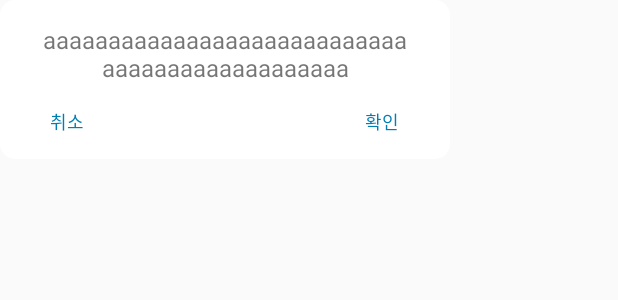
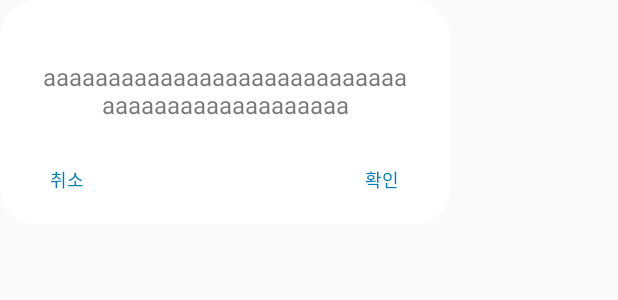
Before and after one commit to sanhee16/AOS-Memo, an Android app built with Jetpack Compose: the layout dialog_type1.xml on its own in the app's theme, with its tools: preview values and no code run, on a phone screen of 412 x 824 dp. Shown: the top 300 px of the screen. Run offline under Robolectric (Android 15) with nearby library versions, the phone set to English and light mode, and no system bars.

Commit message:
dialog
- modify dialog

```diff
--- a/app/src/main/java/com/example/mvvmpattern/viewmodel/MemoActivityViewModel.kt
+++ b/app/src/main/java/com/example/mvvmpattern/viewmodel/MemoActivityViewModel.kt
@@ -30,8 +30,7 @@ class MemoActivityViewModel(
     }
 
     // MemoEditPage fragment 띄우기
-//    fun onClickAddBtn() = viewEvent(MAKE_NEW_MEMO)
-    fun onClickAddBtn() = viewEvent(SHOW_DIALOG)
+    fun onClickAddBtn() = viewEvent(MAKE_NEW_MEMO)
     fun onClickDeleteBtn() {
         // check 된거 delete
         // adapter 에 checkList 에 id목록 있음 : 어떻게 가져올 건지?
--- a/app/src/main/java/com/example/mvvmpattern/viewmodel/MemoEditViewModel.kt
+++ b/app/src/main/java/com/example/mvvmpattern/viewmodel/MemoEditViewModel.kt
@@ -17,7 +17,7 @@ class MemoEditViewModel(
     val title = mutableLiveData("")
     val content = mutableLiveData("")
 
-    private var memo: Memo = Memo("","", getCurrentTime())
+    private var memo: Memo = Memo("", "", getCurrentTime())
     fun onClickSaveBtn() {
         memo.title = title.value.toString()
         memo.content = content.value.toString()
@@ -37,6 +37,7 @@ class MemoEditViewModel(
         }
     }
 
+    fun onClickBackBtn() = viewEvent(SHOW_DIALOG)
     val isSaveButtonEnabled = mediatorLiveData(title) {
         !title.value.isNullOrEmpty()
     }
--- a/app/src/main/res/drawable/dialog_background.xml
+++ b/app/src/main/res/drawable/dialog_background.xml
@@ -4,7 +4,7 @@
     android:layout_height="wrap_content">
     <item>
         <shape android:shape="rectangle">
-            <corners android:radius="10dp" />
+            <corners android:radius="24dp" />
             <solid android:color="#fff" />
             <stroke
                 android:width="0dp"
--- a/app/src/main/res/layout/activity_memo_edit_page.xml
+++ b/app/src/main/res/layout/activity_memo_edit_page.xml
@@ -72,6 +72,7 @@
             android:layout_height="@dimen/button_size"
             android:background="@drawable/back"
             android:backgroundTint="@color/buttonColor"
+            android:onClick="@{()->vm.onClickBackBtn()}"
             android:visibility="visible"
             app:layout_constraintBottom_toBottomOf="@+id/guide_top"
             app:layout_constraintStart_toStartOf="@+id/guide_left"
--- a/app/src/main/res/layout/dialog_type1.xml
+++ b/app/src/main/res/layout/dialog_type1.xml
@@ -14,6 +14,7 @@
     <androidx.constraintlayout.widget.ConstraintLayout
         android:layout_width="300dp"
         android:layout_height="wrap_content"
+        android:minHeight="150dp"
         android:background="@drawable/dialog_background">
 
         <TextView
@@ -26,6 +27,7 @@
             android:gravity="center"
             android:maxWidth="250dp"
             android:textSize="@dimen/dialog_message_text_size"
+            app:layout_constraintBottom_toTopOf="@+id/btn_cancel"
             app:layout_constraintEnd_toEndOf="parent"
             app:layout_constraintStart_toStartOf="parent"
             app:layout_constraintTop_toTopOf="parent"
@@ -37,15 +39,13 @@
             android:layout_height="@dimen/dialog_height"
             android:layout_marginLeft="10dp"
             android:layout_marginTop="10dp"
-            android:layout_marginBottom="10dp"
+            android:layout_marginBottom="15dp"
             android:gravity="center"
-            android:onClick="@{()->dialog.onClickCancel()}"
             android:text="취소"
             android:textColor="@color/purple_700"
             android:textSize="@dimen/dialog_btn_text_size"
             app:layout_constraintBottom_toBottomOf="parent"
-            app:layout_constraintStart_toStartOf="parent"
-            app:layout_constraintTop_toBottomOf="@+id/text_message" />
+            app:layout_constraintStart_toStartOf="parent"/>
 
         <TextView
             android:id="@+id/btn_confirm"
@@ -53,13 +53,12 @@
             android:layout_height="@dimen/dialog_height"
             android:layout_marginTop="10dp"
             android:layout_marginRight="10dp"
-            android:layout_marginBottom="10dp"
+            android:layout_marginBottom="15dp"
             android:gravity="center"
             android:text="확인"
             android:textColor="@color/purple_700"
             android:textSize="@dimen/dialog_btn_text_size"
             app:layout_constraintBottom_toBottomOf="parent"
-            app:layout_constraintEnd_toEndOf="parent"
-            app:layout_constraintTop_toBottomOf="@+id/text_message" />
+            app:layout_constraintEnd_toEndOf="parent" />
     </androidx.constraintlayout.widget.ConstraintLayout>
 </layout>
```
Also changed, not shown: app/src/main/java/com/example/mvvmpattern/util/DialogType1.kt (+16 -13 lines), app/src/main/java/com/example/mvvmpattern/view/MemoActivity.kt (+0 -9 lines), app/src/main/java/com/example/mvvmpattern/view/MemoEditPageActivity.kt (+7 -0 lines).
